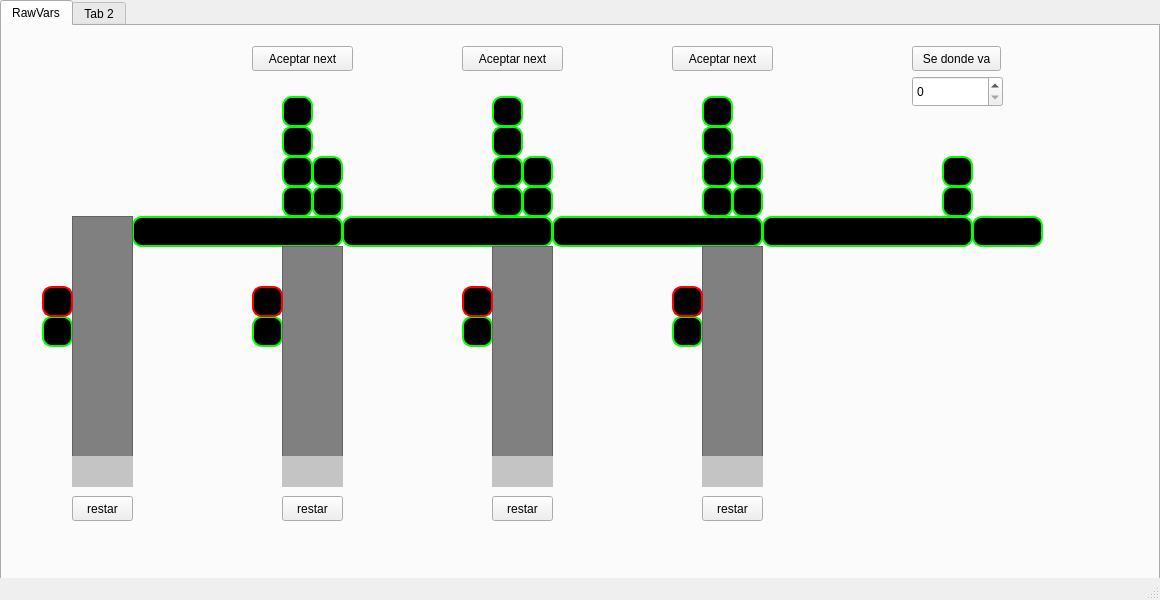
The window that PolloLC/mainwindow.ui (jesusarell/PolloLC) describes before a commit, drawn with Qt 5.
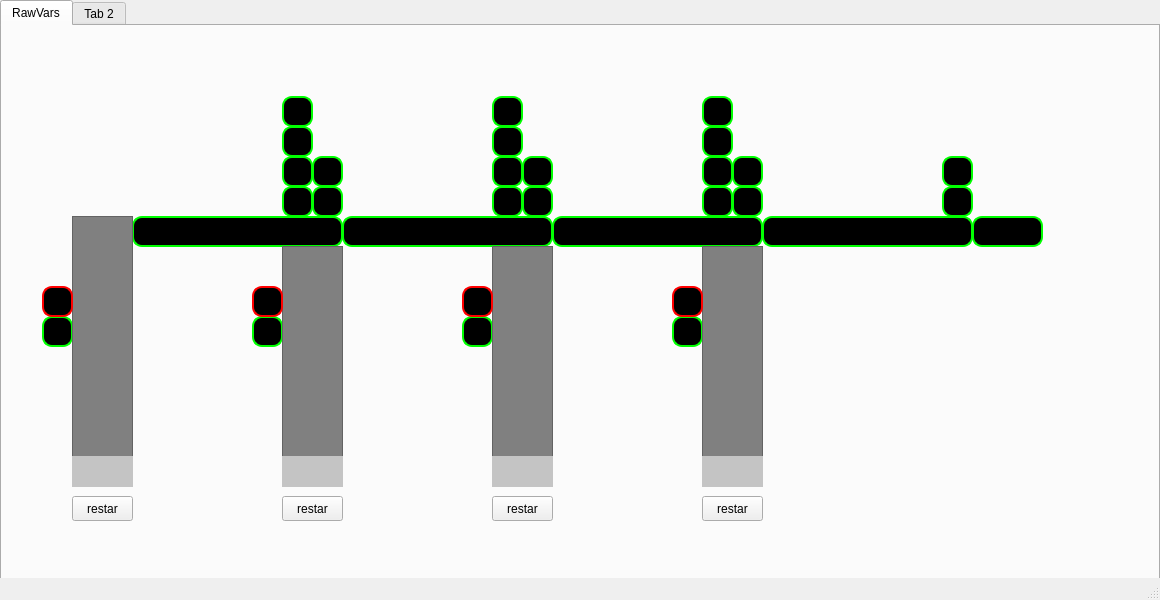
The same window after the commit.

```diff
--- a/PolloLC/mainwindow.ui
+++ b/PolloLC/mainwindow.ui
@@ -894,58 +894,6 @@
        <set>Qt::AlignCenter</set>
       </property>
      </widget>
-     <widget class="QPushButton" name="knownLocationButton">
-      <property name="geometry">
-       <rect>
-        <x>910</x>
-        <y>20</y>
-        <width>89</width>
-        <height>25</height>
-       </rect>
-      </property>
-      <property name="text">
-       <string>Se donde va</string>
-      </property>
-     </widget>
-     <widget class="QPushButton" name="acceptNextM1">
-      <property name="geometry">
-       <rect>
-        <x>670</x>
-        <y>20</y>
-        <width>101</width>
-        <height>25</height>
-       </rect>
-      </property>
-      <property name="text">
-       <string>Aceptar next</string>
-      </property>
-     </widget>
-     <widget class="QPushButton" name="acceptNextM2">
-      <property name="geometry">
-       <rect>
-        <x>460</x>
-        <y>20</y>
-        <width>101</width>
-        <height>25</height>
-       </rect>
-      </property>
-      <property name="text">
-       <string>Aceptar next</string>
-      </property>
-     </widget>
-     <widget class="QPushButton" name="acceptNextM3">
-      <property name="geometry">
-       <rect>
-        <x>250</x>
-        <y>20</y>
-        <width>101</width>
-        <height>25</height>
-       </rect>
-      </property>
-      <property name="text">
-       <string>Aceptar next</string>
-      </property>
-     </widget>
      <widget class="QFrame" name="MDLleno">
       <property name="geometry">
        <rect>
@@ -1094,16 +1042,6 @@
        <string>restar</string>
       </property>
      </widget>
-     <widget class="QSpinBox" name="NextBoxLocation">
-      <property name="geometry">
-       <rect>
-        <x>910</x>
-        <y>50</y>
-        <width>91</width>
-        <height>31</height>
-       </rect>
-      </property>
-     </widget>
     </widget>
     <widget class="QWidget" name="tab_2">
      <attribute name="title">
```
